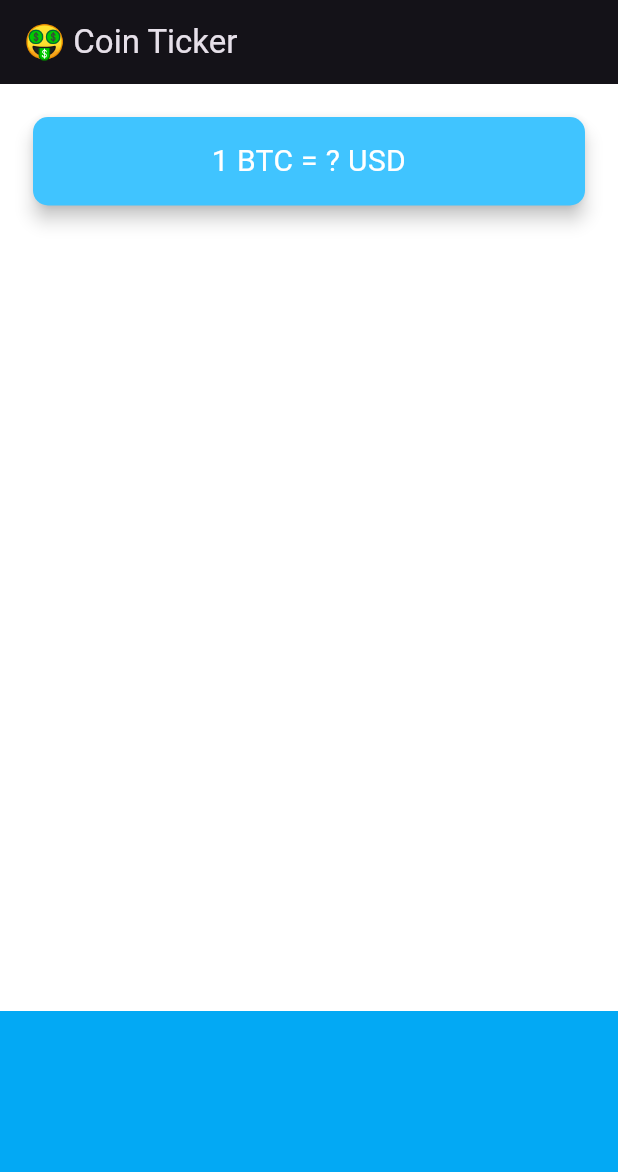
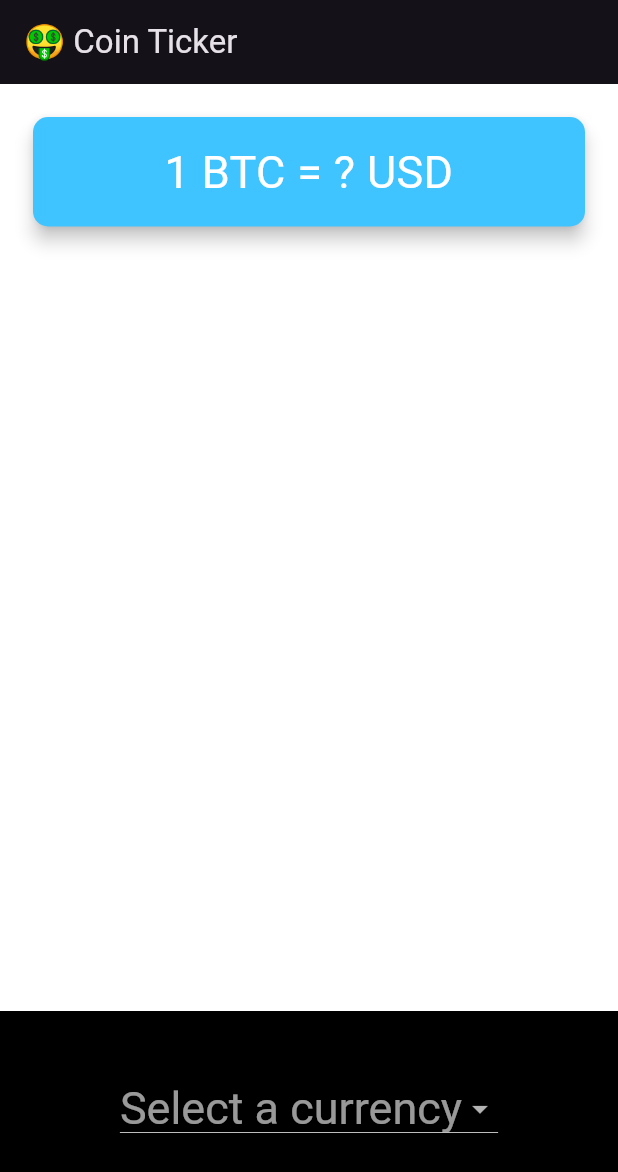
Before and after one commit to bsanderson1981/section14, a Flutter app: the screen it shows after launch, on a phone screen of 412 x 824 dp. Shown: the top 1172 px of the screen. Run offline on Flutter 3.47's test engine with Material 3 defaults, Android fonts, the phone set to English and light mode, and no system bars.

Commit message:
section 14 finished lesson #159

```diff
--- a/lib/price_screen.dart
+++ b/lib/price_screen.dart
@@ -1,9 +1,12 @@
 import 'package:flutter/material.dart';
+import 'coin_data.dart';
 
 class PriceScreen extends StatefulWidget {
   @override
   _PriceScreenState createState() => _PriceScreenState();
 }
+
+String? selectedCurrency;
 
 class _PriceScreenState extends State<PriceScreen> {
   @override
@@ -30,19 +33,38 @@ class _PriceScreenState extends State<PriceScreen> {
                   '1 BTC = ? USD',
                   textAlign: TextAlign.center,
                   style: TextStyle(
-                    fontSize: 20.0,
+                    fontSize: 30.0,
                     color: Colors.white,
                   ),
                 ),
               ),
             ),
           ),
-          Container(
-            height: 150.0,
-            alignment: Alignment.center,
-            padding: EdgeInsets.only(bottom: 30.0),
-            color: Colors.lightBlue,
-            child: null,
+          Center(
+            child: Container(
+              height: 150.0,
+              alignment: Alignment.center,
+              padding: EdgeInsets.only(bottom: 20.0),
+              color: Colors.black,
+              child: DropdownButton<String>(
+                value: selectedCurrency,
+                hint: Text("Select a currency"),
+                style: TextStyle(fontSize: 30),
+                //isExpanded: true,
+                items: currenciesList.map((String currency) {
+                  return DropdownMenuItem<String>(
+                    value: currency,
+                    child: Text(currency),
+                  );
+                }).toList(),
+                onChanged: (String? newValue) {
+                  setState(() {
+                    selectedCurrency = newValue;
+                    print(newValue);
+                  });
+                },
+              ),
+            ),
           ),
         ],
       ),
```
